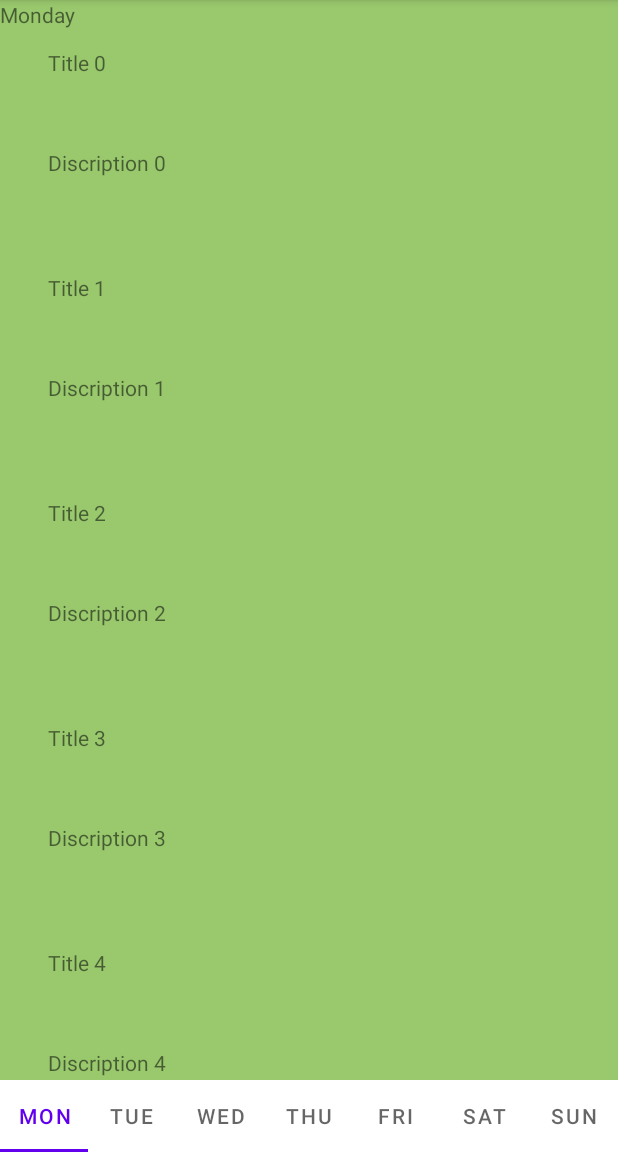
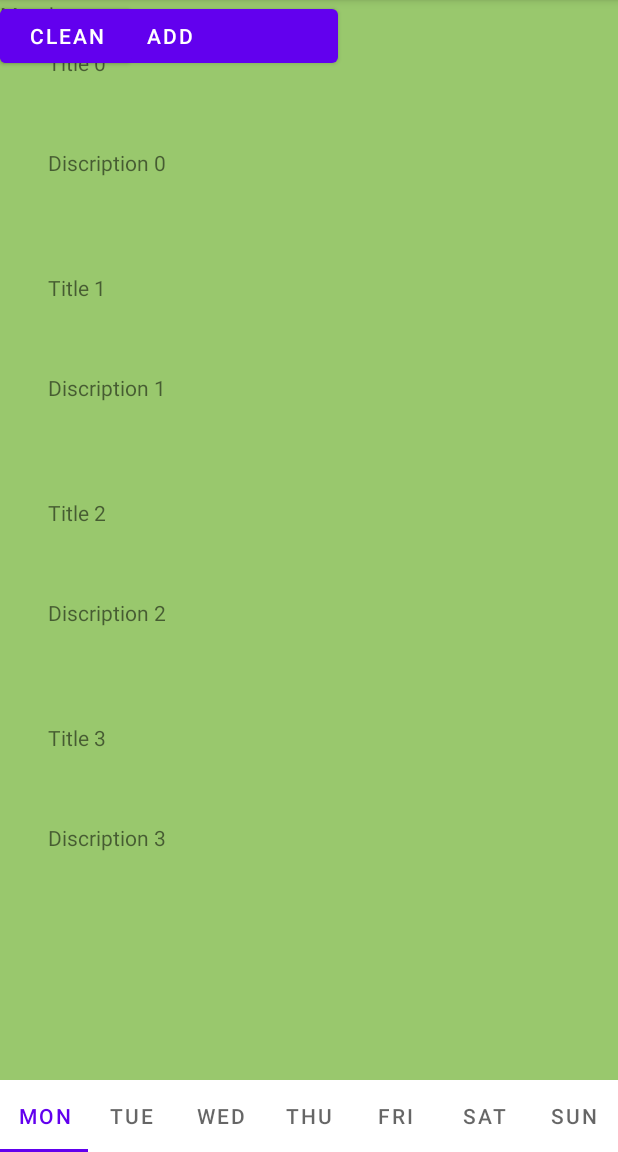
Before and after one commit to sofia-kylypko/Fragments, an Android app: the screen it shows after launch (MainActivity), on a phone screen of 412 x 824 dp, the part 84-1236 px from its top. Run offline under Robolectric (Android 15) with nearby library versions, the phone set to English and light mode, and no system bars; 2 statements that could not run were skipped.

Commit message:
homework add commit

```diff
--- a/app/src/main/java/com/test/fragments/MondayFragment.java
+++ b/app/src/main/java/com/test/fragments/MondayFragment.java
@@ -1,5 +1,7 @@
 package com.test.fragments;
 
+import android.app.Activity;
+import android.content.Intent;
 import android.os.Bundle;
 
 import androidx.annotation.NonNull;
@@ -11,6 +13,7 @@ import androidx.recyclerview.widget.RecyclerView;
 import android.view.LayoutInflater;
 import android.view.View;
 import android.view.ViewGroup;
+import android.widget.Button;
 import android.widget.LinearLayout;
 
 import com.test.fragments.Modals.ReciptModel;
@@ -24,11 +27,19 @@ public class MondayFragment extends BaseFragment {
     private RecyclerView rvList;
     private MyRVAdapter adapter;
 
+    Button btnAdd;
+    Button btnClean;
+
+
+
+
     @Nullable
     @Override
     public View onCreateView(@NonNull LayoutInflater inflater, @Nullable ViewGroup container, @Nullable Bundle savedInstanceState) {
         return inflater.inflate(R.layout.fragment_monday, container, false);
+
     }
+
 
     @Override
     public void onViewCreated(@NonNull View view, @Nullable Bundle savedInstanceState) {
@@ -48,10 +59,37 @@ public class MondayFragment extends BaseFragment {
 
     private List<ReciptModel> generateRecipes(){
         ArrayList<ReciptModel> tmp=new ArrayList<>();
-        for (int i=0; i<10; i++){
+        for (int i=0; i<6; i++){
             tmp.add(new ReciptModel("Title "+i, "Discription "+i));
         }
         return tmp;
+    }
+
+    @Override
+    public void onCreate(Bundle savedInstanceState) {
+        super.onCreate(savedInstanceState);
+
+        btnAdd.setOnClickListener(view ->{
+            addNewField();
+        });
+
+        btnClean.setOnClickListener(v->{
+
+        });
+
+    }
+
+    private void addNewField() {
+        btnAdd= btnAdd.findViewById(R.id.btnAdd);
+
+        ArrayList<ReciptModel> tmp = new ArrayList<>();
+
+        btnAdd.setOnClickListener(view ->{
+            for (int i = 0; i > 5; i++) {
+                tmp.add(new ReciptModel("Title " + i, "Discription " + i + 1));
+            }
+        });
+
     }
 
     @Override
--- a/app/src/main/java/com/test/fragments/adapters/MyRVAdapter.java
+++ b/app/src/main/java/com/test/fragments/adapters/MyRVAdapter.java
@@ -1,6 +1,7 @@
 package com.test.fragments.adapters;
 
 import android.view.LayoutInflater;
+import android.view.View;
 import android.view.ViewGroup;
 
 import androidx.annotation.NonNull;
@@ -23,7 +24,8 @@ public class MyRVAdapter extends RecyclerView.Adapter<MyViewHolder> {
     @NonNull
     @Override
     public MyViewHolder onCreateViewHolder(@NonNull ViewGroup parent, int viewType) {
-        return new MyViewHolder(LayoutInflater.from(parent.getContext()).inflate(R.layout.contaner,parent,false));
+        View view = LayoutInflater.from(parent.getContext()).inflate(R.layout.contaner, parent, false);
+        return new MyViewHolder(view);
     }
 
     @Override
--- /dev/null
+++ b/app/src/main/java/com/test/fragments/adapters/MyViewPagerAdapter.java
@@ -0,0 +1,41 @@
+package com.test.fragments.adapters;
+
+import androidx.annotation.NonNull;
+import androidx.annotation.Nullable;
+import androidx.fragment.app.Fragment;
+import androidx.fragment.app.FragmentManager;
+import androidx.fragment.app.FragmentPagerAdapter;
+
+import com.test.fragments.BaseFragment;
+
+import java.util.ArrayList;
+import java.util.List;
+
+public class MyViewPagerAdapter extends FragmentPagerAdapter {
+    private List<BaseFragment> fragments;
+
+    public MyViewPagerAdapter(@NonNull FragmentManager fm, List<BaseFragment> fragments) {
+        super(fm);
+        this.fragments=fragments;
+    }
+
+    @Nullable
+    @Override
+    public CharSequence getPageTitle(int position) {
+        return fragments.get(position).getTitle();
+    }
+
+    @NonNull
+    @Override
+    public Fragment getItem(int position) {
+        return fragments.get(position);
+    }
+
+    @Override
+    public int getCount() {
+        return fragments.size();
+    }
+
+    public static class Button extends ArrayList<> {
+    }
+}
--- a/app/src/main/res/layout/fragment_monday.xml
+++ b/app/src/main/res/layout/fragment_monday.xml
@@ -3,9 +3,11 @@
     xmlns:tools="http://schemas.android.com/tools"
     android:layout_width="match_parent"
     android:layout_height="match_parent"
+    xmlns:app="http://schemas.android.com/apk/res-auto"
     tools:context=".MondayFragment">
 
     <!-- TODO: Update blank fragment layout -->
+
     <TextView
         android:layout_width="match_parent"
         android:layout_height="match_parent"
@@ -15,6 +17,25 @@
     <androidx.recyclerview.widget.RecyclerView
         android:id="@+id/rvList"
         android:layout_width="match_parent"
-        android:layout_height="match_parent" />
+        android:layout_height="633dp">
+
+    </androidx.recyclerview.widget.RecyclerView>
+
+    <Button
+        android:id="@+id/btnAdd"
+        android:layout_width="225dp"
+        android:layout_height="wrap_content"
+        android:text="Add"
+        app:layout_constraintBottom_toBottomOf="parent"
+        app:layout_constraintEnd_toEndOf="parent"
+        app:layout_constraintStart_toStartOf="parent"
+
+        />
+
+    <Button
+        android:id="@+id/btnClean"
+        android:layout_width="wrap_content"
+        android:layout_height="wrap_content"
+        android:text="Clean" />
 
 </FrameLayout>
```
